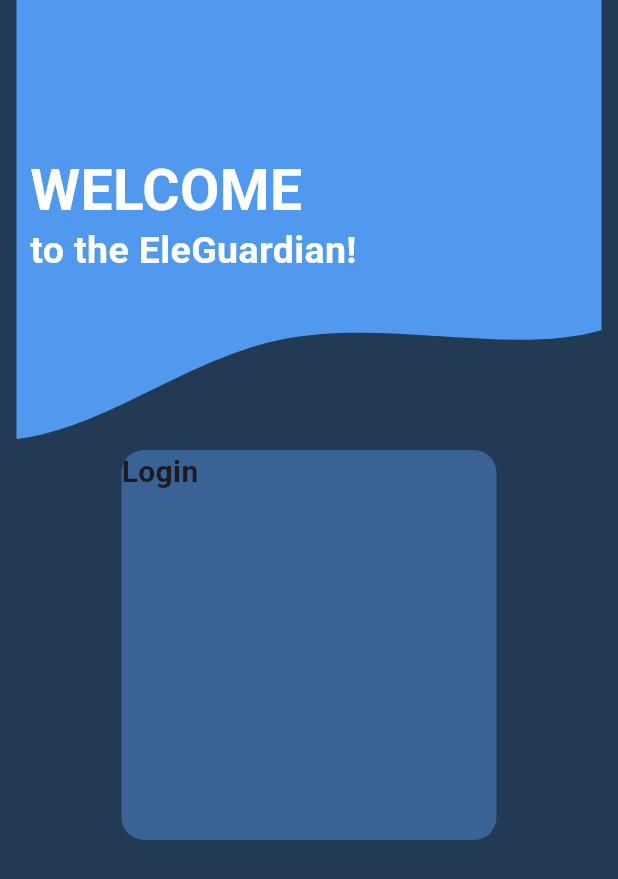
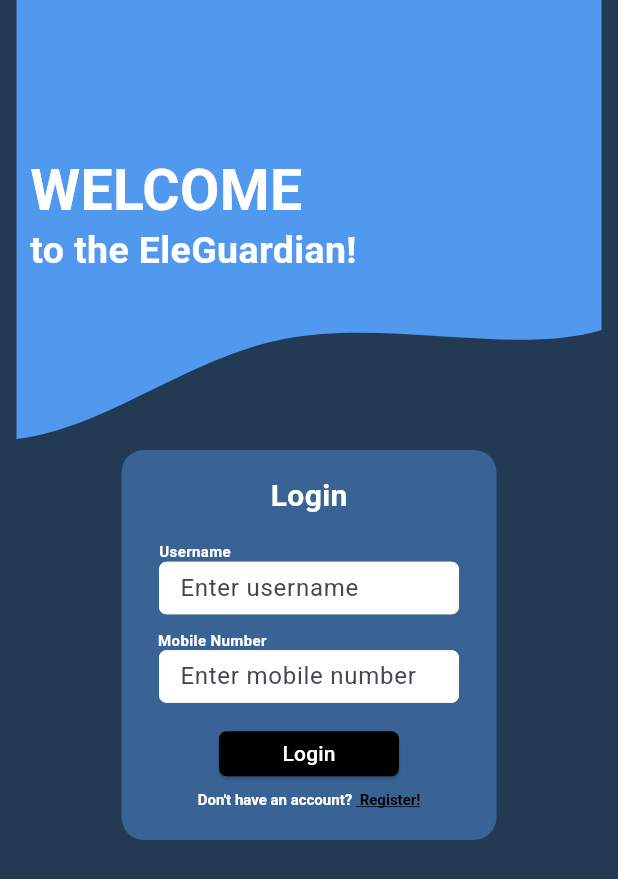
Before and after one commit to GayaniGunasekara/EleFence360, a Flutter app: the screen it shows after launch, on a phone screen of 412 x 824 dp. Shown: the top 879 px of the screen. Run offline on Flutter 3.47's test engine with Material 3 defaults, Android fonts, the phone set to English and light mode, and no system bars; our stand-ins replace flutter_svg.

Commit message:
Registration page create and loginpage developed

```diff
--- a/MobileApp/lib/main.dart
+++ b/MobileApp/lib/main.dart
@@ -18,7 +18,7 @@ class MyApp extends StatelessWidget {
         scaffoldBackgroundColor: Color(0xFF223A54),
         fontFamily: 'Roboto',
       ),
-      home: const LoginPage(),
+      home: LoginPage(),
     );
   }
 }
--- a/MobileApp/lib/pages/login_page.dart
+++ b/MobileApp/lib/pages/login_page.dart
@@ -1,5 +1,7 @@
+import 'package:flutter/gestures.dart';
 import 'package:flutter/material.dart';
 import 'package:flutter_svg/svg.dart';
+import 'registration_page.dart';
 
 class LoginPage extends StatelessWidget {
   const LoginPage({super.key});
@@ -7,12 +9,17 @@ class LoginPage extends StatelessWidget {
   @override
   Widget build(BuildContext context) {
     return Scaffold(
-      body: Column(
+      body: SingleChildScrollView(
+        child: Column(
           crossAxisAlignment: CrossAxisAlignment.center,
-        children: [
-          _welcomeText(),
-          Container(
-            child: Text('Login', style: TextStyle(fontSize: 20, fontWeight: FontWeight.bold)),
+          children: [_welcomeText(), _loginBox(context)],
+        ),
+      ),
+    );
+  }
+
+  Container _loginBox(BuildContext context) {
+    return Container(
       width: 250,
       height: 260,
       decoration: BoxDecoration(
@@ -21,25 +28,125 @@ class LoginPage extends StatelessWidget {
       ),
       child: Column(
         mainAxisAlignment: MainAxisAlignment.center,
+        crossAxisAlignment: CrossAxisAlignment.center,
         children: [
-                Text('Username'),
-                Container(
-                  width: 200,
-                  height: 50,
-                  decoration: BoxDecoration(
-                    color: Color.fromARGB(255, 180, 198, 220),
-                    borderRadius: BorderRadius.circular(15),
+          Text(
+            'Login',
+            style: TextStyle(
+              fontSize: 20,
+              fontWeight: FontWeight.bold,
+              color: Color(0xFFFFFFFF),
+              height: 1.0,
             ),
           ),
           SizedBox(height: 20),
-                Text('Password'),
+          Padding(
+            padding: const EdgeInsets.only(right: 152),
+            child: Text(
+              'Username',
+              style: TextStyle(
+                fontSize: 10,
+                fontWeight: FontWeight.bold,
+                color: Color(0xFFFFFFFF),
+              ),
+            ),
+          ),
           Container(
             width: 200,
-                  height: 50,
+            height: 35,
             decoration: BoxDecoration(
-                    color: Color.fromARGB(255, 180, 198, 220),
-                    borderRadius: BorderRadius.circular(15),
+              color: Color(0xFFFFFFFF),
+              borderRadius: BorderRadius.circular(05),
             ),
+            child: TextField(
+              decoration: InputDecoration(
+                hintText: 'Enter username',
+                filled: true,
+                fillColor: Colors.white,
+                border: OutlineInputBorder(
+                  borderRadius: BorderRadius.circular(5),
+                  borderSide: BorderSide.none,
+                ),
+                contentPadding: EdgeInsets.symmetric(horizontal: 10),
+              ),
+            ),
+          ),
+          SizedBox(height: 10),
+          Padding(
+            padding: const EdgeInsets.only(right: 129),
+            child: Text(
+              'Mobile Number',
+              style: TextStyle(
+                fontSize: 10,
+                fontWeight: FontWeight.bold,
+                color: Color(0xFFFFFFFF),
+              ),
+            ),
+          ),
+          Container(
+            width: 200,
+            height: 35,
+            decoration: BoxDecoration(
+              color: Color(0xFFFFFFFF),
+              borderRadius: BorderRadius.circular(05),
+            ),
+            child: TextField(
+              decoration: InputDecoration(
+                hintText: 'Enter mobile number',
+                filled: true,
+                fillColor: Colors.white,
+                border: OutlineInputBorder(
+                  borderRadius: BorderRadius.circular(5),
+                  borderSide: BorderSide.none,
+                ),
+                contentPadding: EdgeInsets.symmetric(horizontal: 10),
+              ),
+            ),
+          ),
+          SizedBox(height: 10),
+          ElevatedButton(
+            onPressed: () {
+              // Add your login logic here
+            },
+            style: ElevatedButton.styleFrom(
+              minimumSize: Size(120, 30),
+              padding: EdgeInsets.zero,
+              backgroundColor: Colors.black,
+              shape: RoundedRectangleBorder(
+                borderRadius: BorderRadius.circular(5),
+              ),
+            ),
+            child: Text('Login', style: TextStyle(color: Colors.white)),
+          ),
+
+          SizedBox(height: 1),
+          RichText(
+            text: TextSpan(
+              text: "Don't have an account? ",
+              style: TextStyle(
+                fontSize: 10,
+                fontWeight: FontWeight.bold,
+                color: Colors.white,
+              ),
+              children: [
+                TextSpan(
+                  text: ' Register!',
+                  style: TextStyle(
+                    fontSize: 10,
+                    fontWeight: FontWeight.bold,
+                    color: const Color(0xFF000000), // Optional: to highlight
+                    decoration: TextDecoration.underline,
+                  ),
+                  recognizer:
+                      TapGestureRecognizer()
+                        ..onTap = () {
+                          Navigator.push(
+                            context,
+                            MaterialPageRoute(
+                              builder: (context) => RegistrationPage(),
+                            ),
+                          );
+                        },
                 ),
               ],
             ),
```
Also changed, not shown: MobileApp/lib/pages/registration_page.dart (added, +190 -0 lines). Lines whose indentation alone changed are shown as unchanged.
